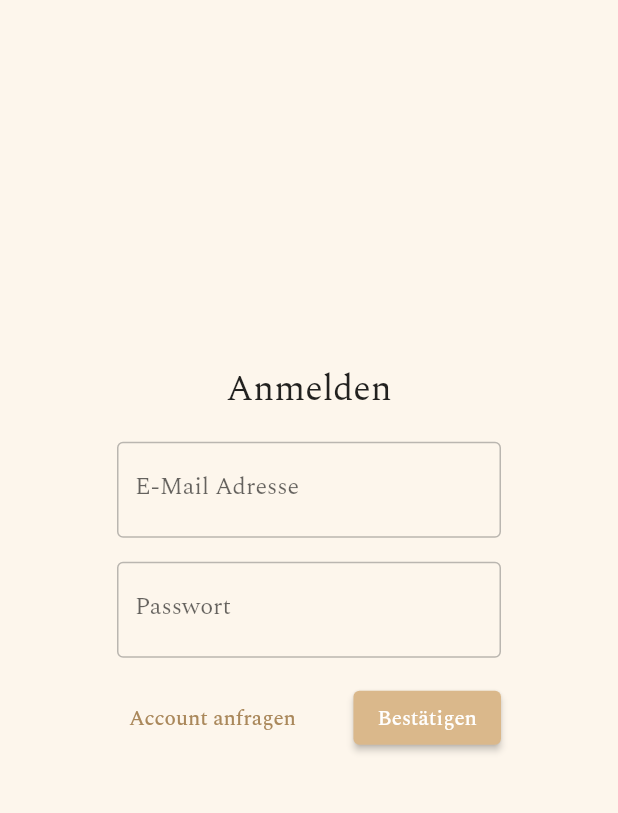
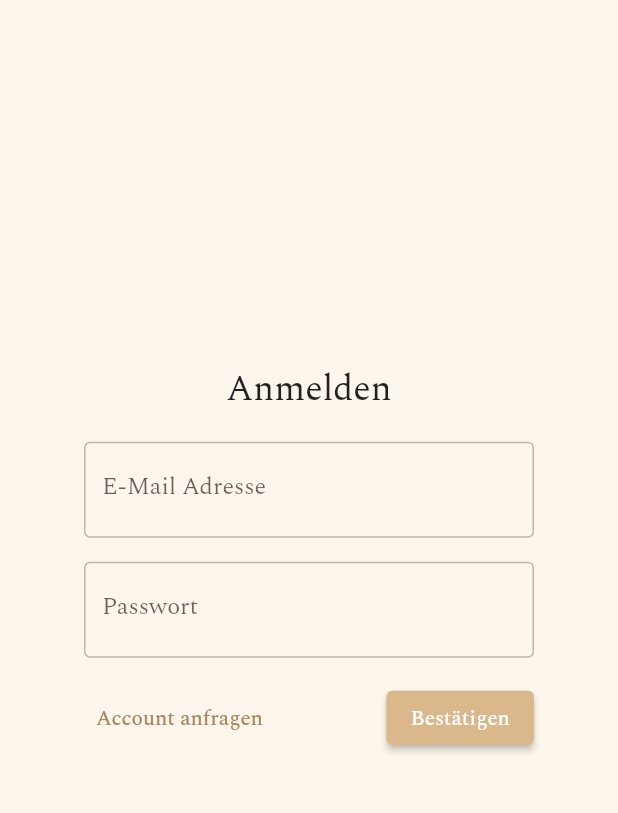
Before and after one commit to michasng/gestures, a Flutter app: the screen it shows after launch, on a phone screen of 412 x 824 dp, the part 96-909 px from its top. Run offline on Flutter 3.47's test engine with Material 2 defaults, Android fonts, the phone set to English and light mode, and no system bars; our stand-ins replace chewie, firebase_auth, firebase_core, get_it, google_fonts, video_player; accounts and stored records are empty.

Commit message:
Widen the input form
This should give more space for wide email addresses to be fully visible.

```diff
--- a/lib/screens/login/login_screen.dart
+++ b/lib/screens/login/login_screen.dart
@@ -30,7 +30,7 @@ class LoginScreen extends StatelessWidget {
         alignment: Alignment.center,
         padding: const EdgeInsets.all(16),
         child: SizedBox(
-          width: 256,
+          width: 300,
           child: LoginForm(),
         ),
       ),
```
